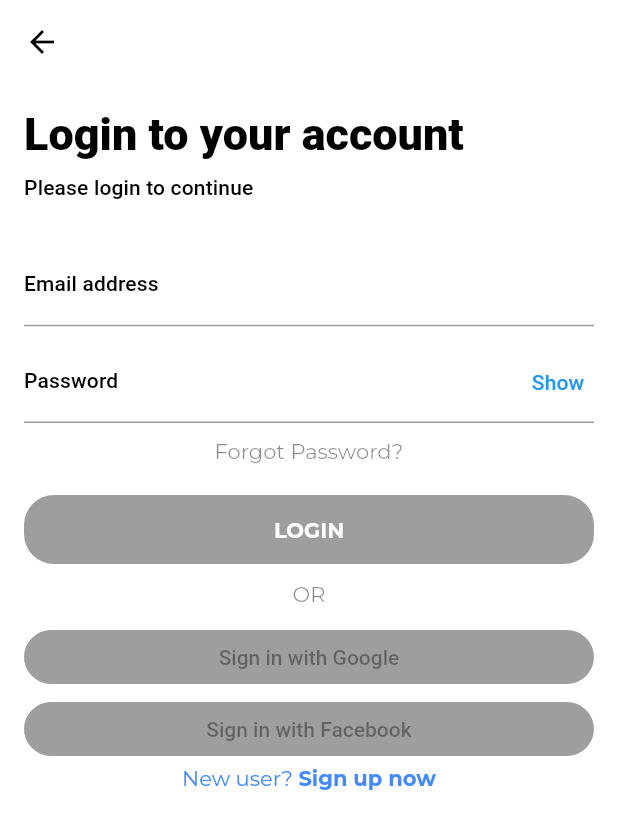
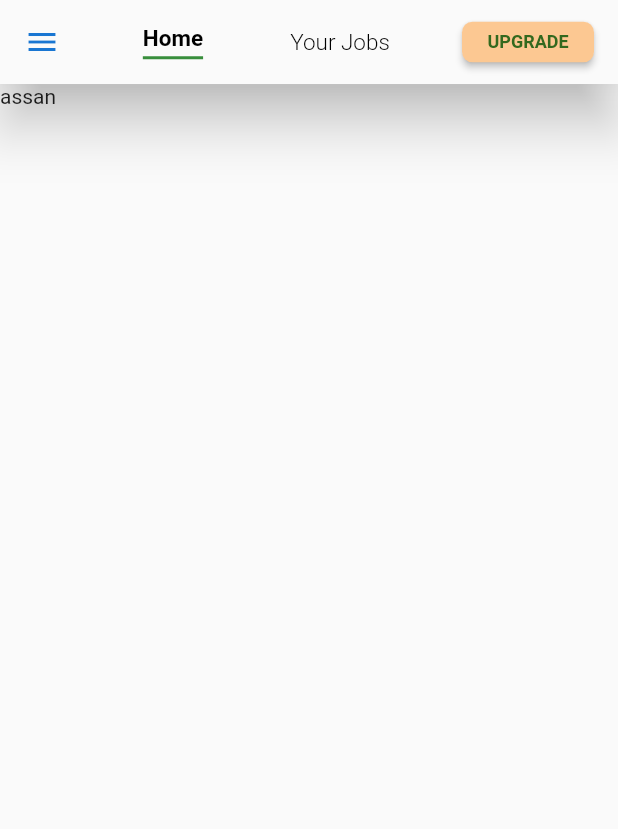
Before and after one commit to alisha-budhathoki/job_vacany, a Flutter app: the HomePage screen opened directly, on a phone screen of 412 x 824 dp. Shown: the top 829 px of the screen. Run offline on Flutter 3.47's test engine with Material 2 defaults, Android fonts, the phone set to English and light mode, and no system bars; our stand-ins replace google_fonts.

Commit message:
adding drawers and fragment

```diff
--- /dev/null
+++ b/lib/home/home_fragment.dart
@@ -0,0 +1,15 @@
+import 'package:flutter/cupertino.dart';
+
+class HomeScreen extends StatefulWidget {
+  @override
+  _HomeScreenState createState() => _HomeScreenState();
+}
+
+class _HomeScreenState extends State<HomeScreen> {
+  @override
+  Widget build(BuildContext context) {
+    return Container(
+      child: Text('assan')
+    );
+  }
+}
--- a/lib/home/home_page.dart
+++ b/lib/home/home_page.dart
@@ -1,7 +1,9 @@
+import 'package:flutter/cupertino.dart';
 import 'package:flutter/material.dart';
-import 'package:google_fonts/google_fonts.dart';
+import 'package:job_application/home/your_job_fragment.dart';
 
-import '../styles.dart';
+import 'custom_drawer.dart';
+import 'home_fragment.dart';
 
 class HomePage extends StatefulWidget {
   @override
@@ -9,173 +11,122 @@ class HomePage extends StatefulWidget {
 }
 
 class _HomePageState extends State<HomePage> {
-  final _formKey = GlobalKey<FormState>();
-  final FocusNode passwordField = FocusNode();
-  bool _isObsecure = true;
-  void _changeObsecure() {
-    setState(() {
-      _isObsecure = !_isObsecure;
-    });
+  int _currentIndex = 0;
+  final List<int> _backstack = [0];
+  List<Widget> _fragments = [HomeScreen(), YourJobScreen()];
+
+
+  Widget getTopMenu(int index, String textValue) {
+    if (_currentIndex != index) {
+      return Text(
+        textValue,
+        style: TextStyle(
+            color: Colors.black, fontSize: 15, fontWeight: FontWeight.w300),
+      );
+    }
+    return Container(
+      padding: EdgeInsets.only(
+        bottom: 3, // space between underline and text
+      ),
+      decoration: BoxDecoration(
+          border: Border(bottom: BorderSide(
+            color: Colors.green[700], // Underline colour here
+            width: 2.0, // Underline width
+          ))
+      ),
+
+      child: Text(
+        textValue,
+        style: TextStyle(
+          color: Colors.black, fontSize: 15, fontWeight: FontWeight.bold,
+        ),
+      ),
+    );
   }
 
   @override
   Widget build(BuildContext context) {
     return Scaffold(
-      backgroundColor: Colors.white,
       appBar: AppBar(
-        leading: BackButton(
-          color: Colors.black,
+        elevation: 15,
+        backgroundColor: Colors.grey.shade50,
+        iconTheme: IconThemeData(
+          color: Theme
+              .of(context)
+              .primaryColorDark,
         ),
-        backgroundColor: Colors.transparent,
-        elevation: 0,
+        title: Row(
+          mainAxisAlignment: MainAxisAlignment.spaceBetween,
+          children: <Widget>[
+            InkWell(
+              onTap: () {},
+              child: Align(
+                alignment: Alignment.centerLeft,
               ),
-      body: SingleChildScrollView(
-        padding: EdgeInsets.all(16),
-        child: Form(
-          key: _formKey,
-          child: Column(
-            crossAxisAlignment: CrossAxisAlignment.start,
-            children: <Widget>[
-              Text(
-                "Login to your account",
-                style: secondaryBold,
+              focusColor: Colors.black,
+              highlightColor: Colors.black,
             ),
-              SizedBox(
-                height: 10,
+            SizedBox(),
+            InkWell(
+              onTap: () {
+                _currentIndex = 0;
+                navigateTo(_currentIndex);
+              },
+              child: getTopMenu(0, 'Home'),
             ),
-              Text(
-                'Please login to continue',
-                style: Theme.of(context).textTheme.subtitle,
+            Text('       '),
+            InkWell(
+              onTap: () {
+                _currentIndex = 1;
+                navigateTo(_currentIndex);
+              },
+              child: getTopMenu(1, 'Your Jobs'),
             ),
-              SizedBox(
-                height: 30,
-              ),
-              TextFormField(
-                textInputAction: TextInputAction.next,
-                keyboardType: TextInputType.emailAddress,
-                style: Theme.of(context).textTheme.subtitle,
-                decoration: InputDecoration(
-                  labelText: "Email address",
-                  labelStyle: Theme.of(context).textTheme.subtitle,
-                ),
-              ),
-              SizedBox(
-                height: 10,
-              ),
-              TextFormField(
-                style: Theme.of(context).textTheme.subtitle,
-                focusNode: passwordField,
-                decoration: InputDecoration(
-                  labelText: "Password",
-                  labelStyle: Theme.of(context).textTheme.subtitle,
-                  suffixIcon: new InkWell(
-                    onTap: _changeObsecure,
-                    highlightColor: Colors.transparent,
-                    child: new Container(
-                      width: 0,
-                      alignment: Alignment.center,
-                      child: Text(
-                        _isObsecure ? "Show" : "Hide",
-                        style: Theme.of(context).textTheme.subtitle.copyWith(
-                              color: Theme.of(context).primaryColor,
-                            ),
-                      ),
-                    ),
-                    splashColor: Colors.transparent,
-                  ),
-                ),
-                obscureText: _isObsecure,
-              ),
-              SizedBox(
-                height: 10,
-              ),
-              SizedBox(
-                width: double.infinity,
-                child: Text("Forgot Password?",
-                    textAlign: TextAlign.center,
-                    style: GoogleFonts.montserrat(color: Colors.black45)),
-              ),
-              SizedBox(height: 20.0),
-              SizedBox(
-                width: double.infinity,
-                child: RaisedButton(
-                  color: Color(0xFF5CC4BE),
-                  child: Container(
-                    width: 105,
-                    height: 46,
+            Text('     '),
+            Container(
+              height: 27,
+              child: RaisedButton(color: Color(0xFFfcc892),
+                onPressed: () async {
+                  Navigator.push(
+                      context,
+                      MaterialPageRoute(
+//                        builder: (context) => GettingStartedScreen(),
+                      ));
+                },
                 child: Center(
                   child: Text(
-                        'LOGIN',
-                        style: GoogleFonts.montserrat(
-                            color: Colors.white, fontWeight: FontWeight.bold),
+                    'UPGRADE',
+                    style: TextStyle(
+                        color: Color(0xFF33691E),
+                        fontWeight: FontWeight.bold,
+                        fontSize: 12
                     ),
                   ),
                 ),
                 shape: RoundedRectangleBorder(
-                      borderRadius: BorderRadius.circular(20)),
+                    borderRadius: BorderRadius.circular(7)
+                ),
+
+              ),
+            )
+          ],
         ),
       ),
-              SizedBox(
-                height: 10,
-              ),
-              SizedBox(
-                width: double.infinity,
-                child: Text('OR', textAlign: TextAlign.center, style: GoogleFonts.montserrat(
-                    color: Colors.black45
-                ),),
-              ),
-              SizedBox(
-                height: 10,
-              ),
-              SizedBox(
-                width: double.infinity,
-                child: RaisedButton(
-                  color: Colors.white,
-                  child: Text(
-                    'Sign in with Google'
-                  ),
-                  shape: RoundedRectangleBorder(
-                      borderRadius: BorderRadius.circular(20)),
-                ),
-              ),
-              SizedBox(
-                width: double.infinity,
-                child: RaisedButton(
-                  child: Text(
-                      'Sign in with Facebook'
-                  ),
-                  shape: RoundedRectangleBorder(
-                      borderRadius: BorderRadius.circular(20)),
-                ),
-              ),
-              Container(
-                child: Row(
-                  mainAxisAlignment: MainAxisAlignment.center,
+      body: Column(
         children: <Widget>[
-                    Text(
-                      "New user? ",
-                      style: GoogleFonts.montserrat(
-                          color: Colors.blueAccent
-                      ),
-                    ),
-                    new Text(
-                      "Sign up now",
-                      style: GoogleFonts.montserrat(
-                          color: Colors.blueAccent,
-                          fontWeight: FontWeight.bold
-                      ),
+          Expanded(
+            child: _fragments[_currentIndex],
           ),
         ],
       ),
-              ),
-              SizedBox(
-                height: 20,
-              )
-
-            ],
-          ),
-        ),
-      ),
+        drawer: CustomDrawer(),
     );
   }
+
+  void navigateTo(int index) {
+    _backstack.add(index);
+    setState(() {
+      _currentIndex = index;
+    });
   }
+}
--- a/lib/main.dart
+++ b/lib/main.dart
@@ -1,6 +1,6 @@
 import 'package:flutter/material.dart';
 
-import 'home/home_page.dart';
+import 'auth/login_screen.dart';
 
 void main() {
   runApp(MyApp());
@@ -11,7 +11,7 @@ class MyApp extends StatelessWidget {
   @override
   Widget build(BuildContext context) {
     return MaterialApp(
-      home: HomePage(),
+      home: LoginPage(),
     );
   }
 }
```
Also changed, not shown: lib/auth/login_screen.dart (added, +189 -0 lines), lib/home/custom_drawer.dart (added, +270 -0 lines), lib/home/your_job_fragment.dart (added, +16 -0 lines), lib/auth/forget_pw_screen.dart (added), lib/auth/register_page.dart (added). Lines whose indentation alone changed are shown as unchanged.
